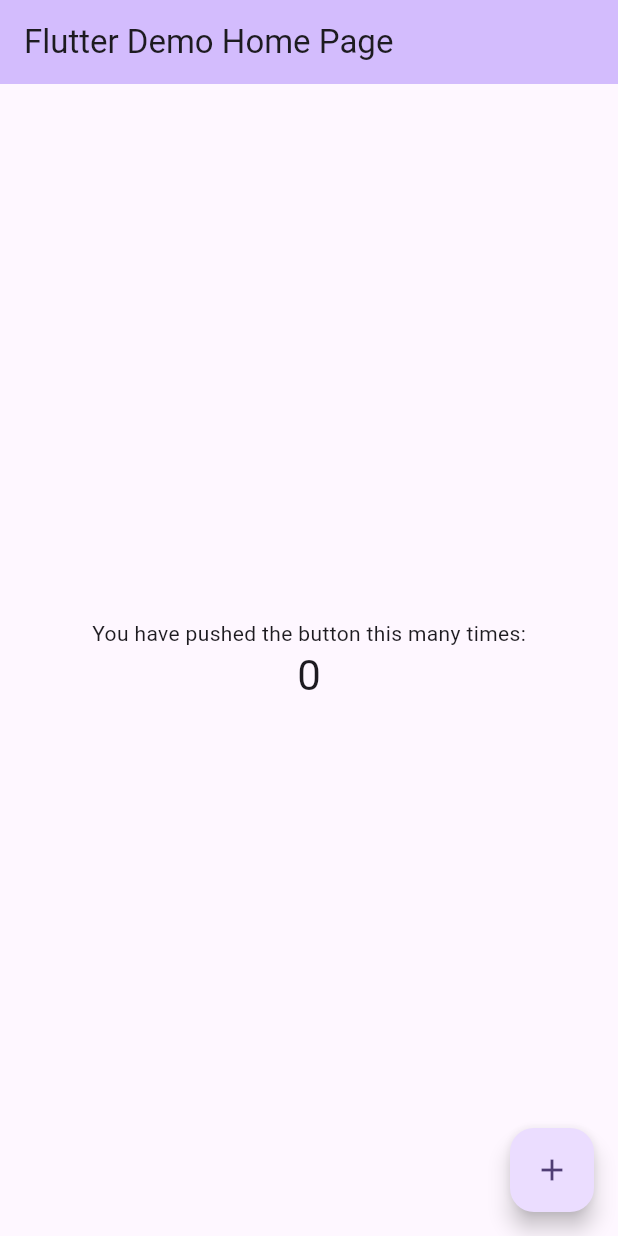
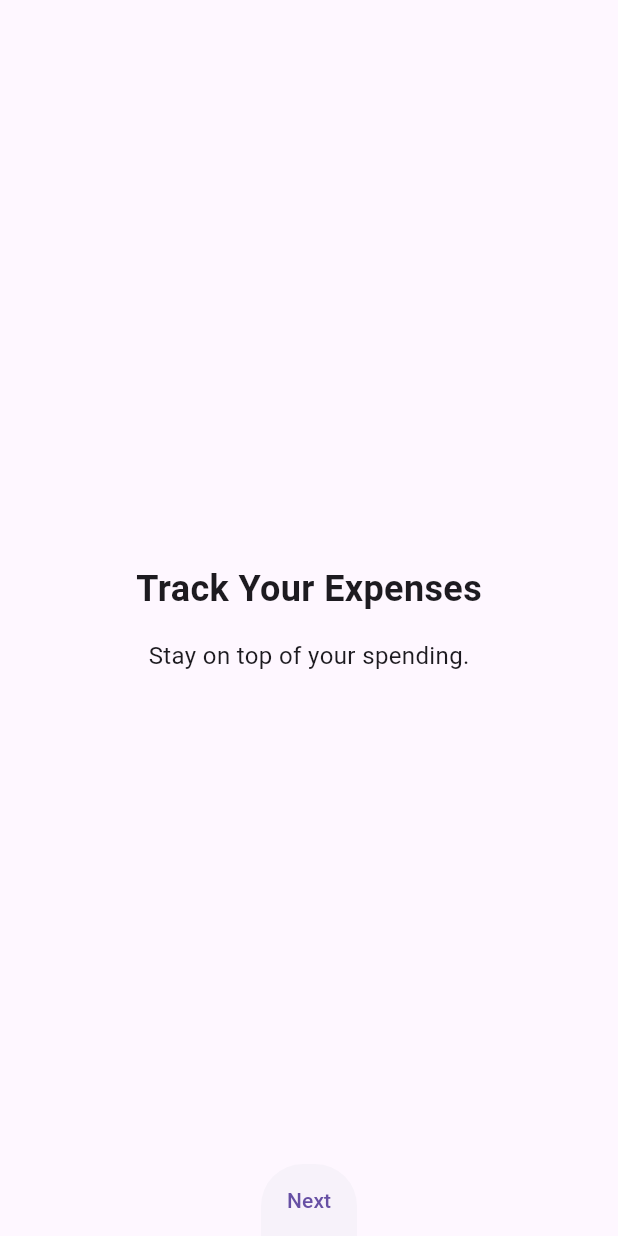
Before and after one commit to Sampurn44/pocketplan, a Flutter app: the screen it shows after launch, on a phone screen of 412 x 824 dp. Run offline on Flutter 3.47's test engine with Material 3 defaults, Android fonts, the phone set to English and light mode, and no system bars; our stand-ins replace get.

Commit message:
first onboarding command

```diff
--- a/lib/main.dart
+++ b/lib/main.dart
@@ -1,125 +1,26 @@
 import 'package:flutter/material.dart';
+import 'package:get/get.dart';
+import 'package:pocketplan/view/homescreen.dart';
+import 'package:pocketplan/view/onboarding.dart';
 
 void main() {
-  runApp(const MyApp());
+  runApp(PocketPlanApp());
 }
 
-class MyApp extends StatelessWidget {
-  const MyApp({super.key});
-
-  // This widget is the root of your application.
+class PocketPlanApp extends StatelessWidget {
   @override
   Widget build(BuildContext context) {
-    return MaterialApp(
-      title: 'Flutter Demo',
-      theme: ThemeData(
-        // This is the theme of your application.
-        //
-        // TRY THIS: Try running your application with "flutter run". You'll see
-        // the application has a purple toolbar. Then, without quitting the app,
-        // try changing the seedColor in the colorScheme below to Colors.green
-        // and then invoke "hot reload" (save your changes or press the "hot
-        // reload" button in a Flutter-supported IDE, or press "r" if you used
-        // the command line to start the app).
-        //
-        // Notice that the counter didn't reset back to zero; the application
-        // state is not lost during the reload. To reset the state, use hot
-        // restart instead.
-        //
-        // This works for code too, not just values: Most code changes can be
-        // tested with just a hot reload.
-        colorScheme: ColorScheme.fromSeed(seedColor: Colors.deepPurple),
-        useMaterial3: true,
-      ),
-      home: const MyHomePage(title: 'Flutter Demo Home Page'),
+    return GetMaterialApp(
+      debugShowCheckedModeBanner: false,
+      theme: ThemeData.light(),
+      darkTheme: ThemeData.dark(),
+      themeMode: ThemeMode.system,
+      initialRoute: '/',
+      getPages: [
+        GetPage(name: '/', page: () => OnboardingScreen()),
+        GetPage(name: '/home', page: () => HomeScreen()),
+        // Add other pages here
+      ],
     );
   }
 }
-
-class MyHomePage extends StatefulWidget {
-  const MyHomePage({super.key, required this.title});
-
-  // This widget is the home page of your application. It is stateful, meaning
-  // that it has a State object (defined below) that contains fields that affect
-  // how it looks.
-
-  // This class is the configuration for the state. It holds the values (in this
-  // case the title) provided by the parent (in this case the App widget) and
-  // used by the build method of the State. Fields in a Widget subclass are
-  // always marked "final".
-
-  final String title;
-
-  @override
-  State<MyHomePage> createState() => _MyHomePageState();
-}
-
-class _MyHomePageState extends State<MyHomePage> {
-  int _counter = 0;
-
-  void _incrementCounter() {
-    setState(() {
-      // This call to setState tells the Flutter framework that something has
-      // changed in this State, which causes it to rerun the build method below
-      // so that the display can reflect the updated values. If we changed
-      // _counter without calling setState(), then the build method would not be
-      // called again, and so nothing would appear to happen.
-      _counter++;
-    });
-  }
-
-  @override
-  Widget build(BuildContext context) {
-    // This method is rerun every time setState is called, for instance as done
-    // by the _incrementCounter method above.
-    //
-    // The Flutter framework has been optimized to make rerunning build methods
-    // fast, so that you can just rebuild anything that needs updating rather
-    // than having to individually change instances of widgets.
-    return Scaffold(
-      appBar: AppBar(
-        // TRY THIS: Try changing the color here to a specific color (to
-        // Colors.amber, perhaps?) and trigger a hot reload to see the AppBar
-        // change color while the other colors stay the same.
-        backgroundColor: Theme.of(context).colorScheme.inversePrimary,
-        // Here we take the value from the MyHomePage object that was created by
-        // the App.build method, and use it to set our appbar title.
-        title: Text(widget.title),
-      ),
-      body: Center(
-        // Center is a layout widget. It takes a single child and positions it
-        // in the middle of the parent.
-        child: Column(
-          // Column is also a layout widget. It takes a list of children and
-          // arranges them vertically. By default, it sizes itself to fit its
-          // children horizontally, and tries to be as tall as its parent.
-          //
-          // Column has various properties to control how it sizes itself and
-          // how it positions its children. Here we use mainAxisAlignment to
-          // center the children vertically; the main axis here is the vertical
-          // axis because Columns are vertical (the cross axis would be
-          // horizontal).
-          //
-          // TRY THIS: Invoke "debug painting" (choose the "Toggle Debug Paint"
-          // action in the IDE, or press "p" in the console), to see the
-          // wireframe for each widget.
-          mainAxisAlignment: MainAxisAlignment.center,
-          children: <Widget>[
-            const Text(
-              'You have pushed the button this many times:',
-            ),
-            Text(
-              '$_counter',
-              style: Theme.of(context).textTheme.headlineMedium,
-            ),
-          ],
-        ),
-      ),
-      floatingActionButton: FloatingActionButton(
-        onPressed: _incrementCounter,
-        tooltip: 'Increment',
-        child: const Icon(Icons.add),
-      ), // This trailing comma makes auto-formatting nicer for build methods.
-    );
-  }
-}
--- /dev/null
+++ b/lib/view/homescreen.dart
@@ -0,0 +1,15 @@
+import 'package:flutter/material.dart';
+
+class HomeScreen extends StatelessWidget {
+  @override
+  Widget build(BuildContext context) {
+    return Scaffold(
+      appBar: AppBar(
+        title: Text('PocketPlan Home'),
+      ),
+      body: Center(
+        child: Text('This is the Home Screen'),
+      ),
+    );
+  }
+}
--- /dev/null
+++ b/lib/view/onboarding.dart
@@ -0,0 +1,62 @@
+import 'package:flutter/material.dart';
+import 'package:get/get.dart';
+
+class OnboardingScreen extends StatefulWidget {
+  @override
+  _OnboardingScreenState createState() => _OnboardingScreenState();
+}
+
+class _OnboardingScreenState extends State<OnboardingScreen> {
+  final PageController _controller = PageController();
+  int currentIndex = 0;
+
+  @override
+  Widget build(BuildContext context) {
+    return Scaffold(
+      body: PageView(
+        controller: _controller,
+        onPageChanged: (index) {
+          setState(() {
+            currentIndex = index;
+          });
+        },
+        children: [
+          buildPage('Track Your Expenses', 'Stay on top of your spending.'),
+          buildPage(
+              'AI-Powered Insights', 'Get predictions and recommendations.'),
+          buildPage(
+              'Achieve Financial Goals', 'Start planning your future now.'),
+        ],
+      ),
+      bottomSheet: currentIndex == 2
+          ? TextButton(
+              onPressed: () {
+                Get.toNamed('/home');
+              },
+              child: Text('Get Started'),
+            )
+          : TextButton(
+              onPressed: () {
+                _controller.nextPage(
+                    duration: Duration(milliseconds: 300), curve: Curves.ease);
+              },
+              child: Text('Next'),
+            ),
+    );
+  }
+
+  Widget buildPage(String title, String subtitle) {
+    return Container(
+      padding: EdgeInsets.all(16),
+      child: Column(
+        mainAxisAlignment: MainAxisAlignment.center,
+        children: [
+          Text(title,
+              style: TextStyle(fontSize: 24, fontWeight: FontWeight.bold)),
+          SizedBox(height: 16),
+          Text(subtitle, style: TextStyle(fontSize: 16)),
+        ],
+      ),
+    );
+  }
+}
--- a/pubspec.yaml
+++ b/pubspec.yaml
@@ -34,6 +34,7 @@ dependencies:
   # The following adds the Cupertino Icons font to your application.
   # Use with the CupertinoIcons class for iOS style icons.
   cupertino_icons: ^1.0.8
+  get: ^4.6.6
 
 dev_dependencies:
   flutter_test:
```
Also changed, not shown: pubspec.lock.
